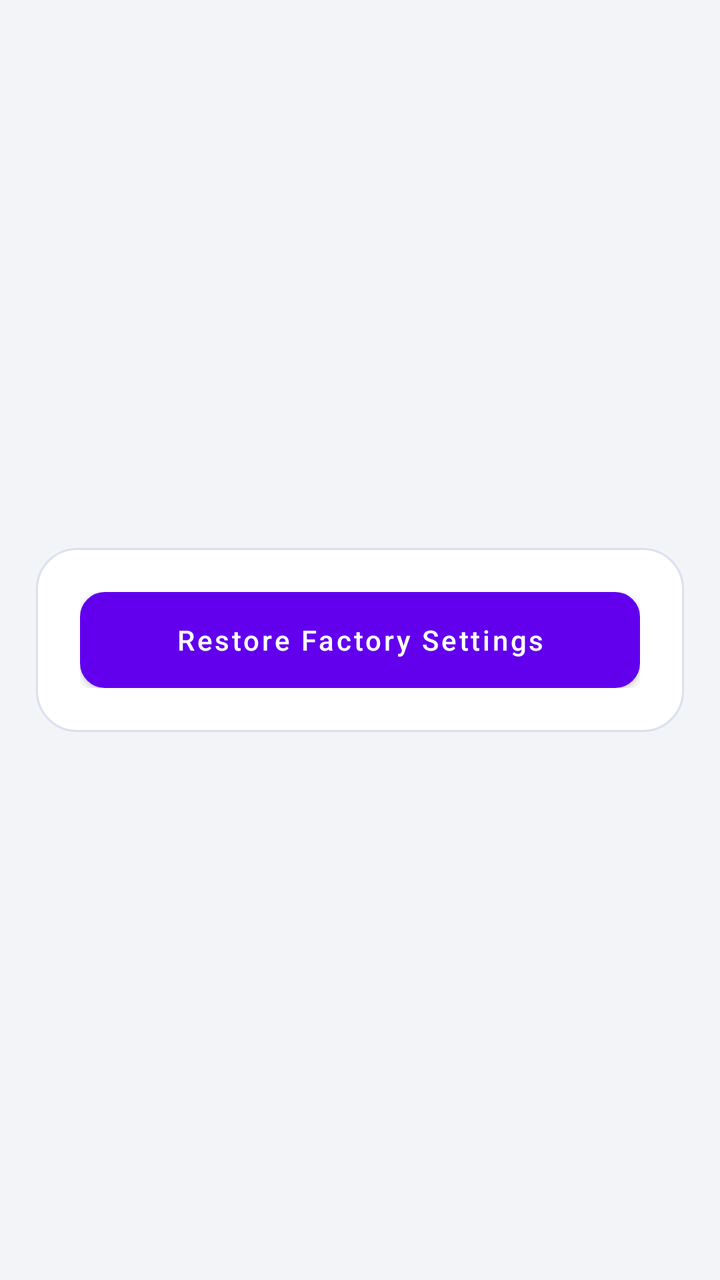
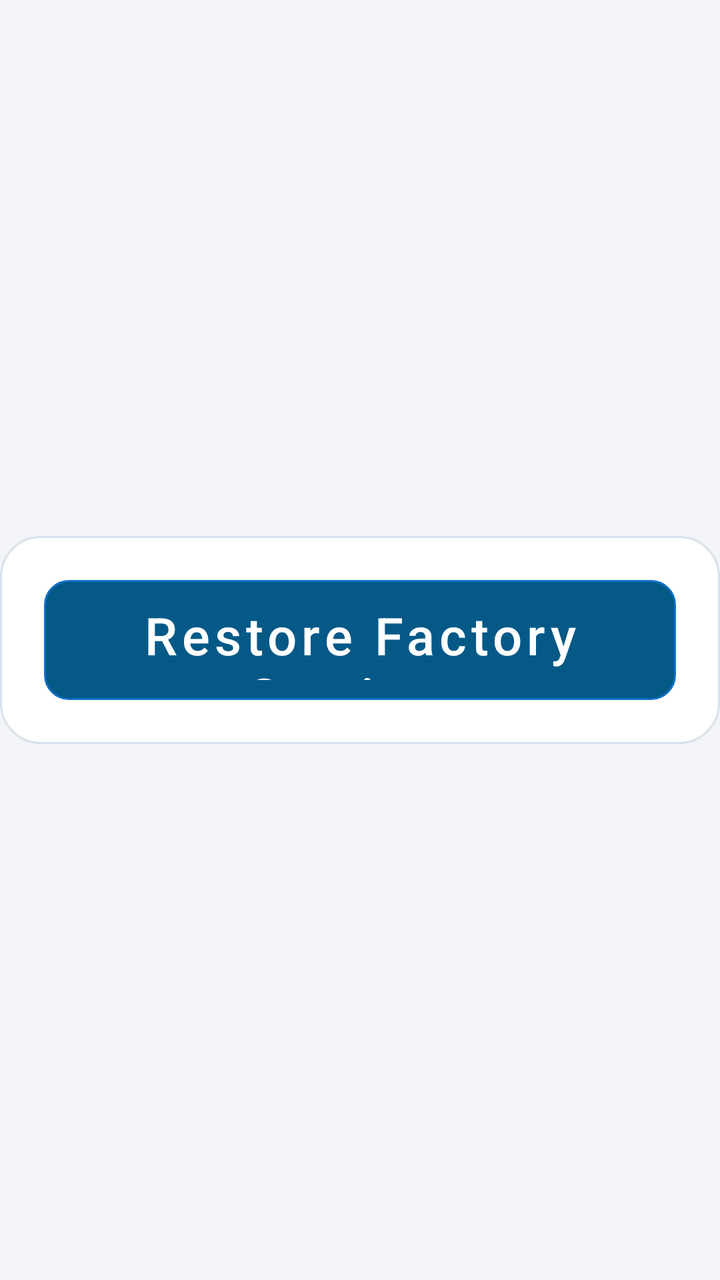

Screens rendered from an Android XML layout before and after an edit, with the pre-edit source and the edit as a unified diff.
<!-- AndroidManifest.xml: application theme Theme.AHD_Camera -->
<!-- res/layout/layout_factory_reset.xml -->
<?xml version="1.0" encoding="utf-8"?>
<LinearLayout xmlns:android="http://schemas.android.com/apk/res/android"
    android:layout_width="match_parent"
    android:layout_height="match_parent"
    android:gravity="center"
    android:orientation="vertical">

    <LinearLayout
        android:layout_width="wrap_content"
        android:layout_height="wrap_content"
        android:background="@drawable/bg_settings_card"
        android:padding="22dp">

        <Button
            android:id="@+id/btn_factory_reset"
            android:layout_width="wrap_content"
            android:layout_height="48dp"
            android:background="@drawable/bg_settings_button_selector"
            android:minWidth="280dp"
            android:text="@string/settings_factory_reset_action"
            android:textAllCaps="false"
            android:textColor="@color/white" />
    </LinearLayout>
</LinearLayout>
<!-- resources referenced by this layout -->
<resources>
  <color name="white">#FFFFFFFF</color>
  <!-- drawable bg_settings_button_selector (drawable) -->
  <?xml version="1.0" encoding="utf-8"?>
  <selector xmlns:android="http://schemas.android.com/apk/res/android">
      <item android:state_enabled="false">
          <shape>
              <solid android:color="@color/settings_button_disabled_fill" />
              <corners android:radius="12dp" />
              <stroke
                  android:width="1dp"
                  android:color="@color/settings_button_disabled_stroke" />
          </shape>
      </item>
      <item android:state_selected="true">
          <shape>
              <solid android:color="@color/settings_button_selected_fill" />
              <corners android:radius="12dp" />
              <stroke
                  android:width="3dp"
                  android:color="@color/settings_button_selected_stroke" />
          </shape>
      </item>
      <item android:state_pressed="true">
          <shape>
              <solid android:color="@color/settings_button_selected_fill" />
              <corners android:radius="12dp" />
              <stroke
                  android:width="3dp"
                  android:color="@color/settings_button_selected_stroke" />
          </shape>
      </item>
      <item>
          <shape>
              <solid android:color="@color/settings_button_default_fill" />
              <corners android:radius="12dp" />
              <stroke
                  android:width="1dp"
                  android:color="@color/settings_button_default_stroke" />
          </shape>
      </item>
  </selector>
  <!-- drawable bg_settings_card (drawable) -->
  <?xml version="1.0" encoding="utf-8"?>
  <shape xmlns:android="http://schemas.android.com/apk/res/android">
      <solid android:color="@color/settings_card_background" />
      <corners android:radius="20dp" />
      <stroke
          android:width="1dp"
          android:color="@color/settings_border" />
  </shape>
  <string name="settings_factory_reset_action">Restore Factory Settings</string>
  <color name="settings_button_disabled_fill">#AEB8C4</color>
  <color name="settings_button_disabled_stroke">#8A95A2</color>
  <color name="settings_button_selected_fill">#2C9BFF</color>
  <color name="settings_button_selected_stroke">#E6FFF1</color>
  <color name="settings_button_default_fill">#045987</color>
  <color name="settings_button_default_stroke">#0F71C3</color>
  <color name="settings_card_background">#FFFFFFFF</color>
  <color name="settings_border">#D9E1EC</color>
  <color name="purple_500">#FF6200EE</color>
  <color name="purple_700">#FF3700B3</color>
  <color name="teal_200">#FF03DAC5</color>
  <color name="teal_700">#FF018786</color>
  <color name="black">#FF000000</color>
  <color name="settings_page_background">#F2F4F8</color>
  <!-- unchanged entries left out for length: 1 -->
</resources>

<!-- the commit's change to res/layout/layout_factory_reset.xml (unified diff, before → after) -->
@@ -14,7 +14,8 @@
         <Button
             android:id="@+id/btn_factory_reset"
             android:layout_width="wrap_content"
-            android:layout_height="48dp"
+            android:layout_height="60dp"
+            style="@style/SettingsOptionButton.Large"
             android:background="@drawable/bg_settings_button_selector"
             android:minWidth="280dp"
             android:text="@string/settings_factory_reset_action"
<!-- resource entries referenced after the edit -->
@@ -4,6 +4,7 @@
   <!-- drawable bg_settings_button_selector (drawable) -->
   <?xml version="1.0" encoding="utf-8"?>
   <selector xmlns:android="http://schemas.android.com/apk/res/android">
+      
       <item android:state_enabled="false">
           <shape>
               <solid android:color="@color/settings_button_disabled_fill" />
@@ -13,24 +14,41 @@
                   android:color="@color/settings_button_disabled_stroke" />
           </shape>
       </item>
-      <item android:state_selected="true">
-          <shape>
-              <solid android:color="@color/settings_button_selected_fill" />
-              <corners android:radius="12dp" />
-              <stroke
-                  android:width="3dp"
-                  android:color="@color/settings_button_selected_stroke" />
-          </shape>
-      </item>
+  
+      
       <item android:state_pressed="true">
           <shape>
               <solid android:color="@color/settings_button_selected_fill" />
               <corners android:radius="12dp" />
               <stroke
-                  android:width="3dp"
-                  android:color="@color/settings_button_selected_stroke" />
+                  android:width="4dp"
+                  android:color="#FFFF00" />
           </shape>
       </item>
+  
+      
+      <item android:state_focused="true">
+          <shape>
+              <solid android:color="@color/settings_button_default_fill" />
+              <corners android:radius="12dp" />
+              <stroke
+                  android:width="4dp"
+                  android:color="#FFFF00" />
+          </shape>
+      </item>
+  
+      
+      <item android:state_selected="true">
+          <shape>
+              <solid android:color="@color/settings_button_default_fill" />
+              <corners android:radius="12dp" />
+              <stroke
+                  android:width="4dp"
+                  android:color="@color/settings_button_default_stroke" />
+          </shape>
+      </item>
+  
+      
       <item>
           <shape>
               <solid android:color="@color/settings_button_default_fill" />
@@ -51,14 +69,39 @@
           android:color="@color/settings_border" />
   </shape>
   <string name="settings_factory_reset_action">Restore Factory Settings</string>
+  <style name="SettingsOptionButton.Large" parent="SettingsOptionButton">
+          <item name="android:layout_width">260dp</item>
+          <item name="android:layout_height">76dp</item>
+          <item name="android:textSize">26sp</item>
+      </style>
   <color name="settings_button_disabled_fill">#AEB8C4</color>
   <color name="settings_button_disabled_stroke">#8A95A2</color>
   <color name="settings_button_selected_fill">#2C9BFF</color>
-  <color name="settings_button_selected_stroke">#E6FFF1</color>
   <color name="settings_button_default_fill">#045987</color>
   <color name="settings_button_default_stroke">#0F71C3</color>
   <color name="settings_card_background">#FFFFFFFF</color>
   <color name="settings_border">#D9E1EC</color>
+  <style name="SettingsOptionButton">
+          <item name="android:layout_width">170dp</item>
+          <item name="android:layout_height">48dp</item>
+  
+          <item name="android:background">@drawable/bg_settings_button_selector</item>
+  
+          
+          <item name="android:backgroundTint">@null</item>
+          <item name="backgroundTint">@null</item>
+  
+          
+          <item name="android:focusable">true</item>
+          <item name="android:clickable">true</item>
+  
+          <item name="android:textAllCaps">false</item>
+          <item name="android:textColor">@color/settings_button_text_selector</item>
+          <item name="android:textSize">20sp</item>
+  
+          
+          <item name="android:stateListAnimator">@null</item>
+      </style>
   <color name="purple_500">#FF6200EE</color>
   <color name="purple_700">#FF3700B3</color>
   <color name="teal_200">#FF03DAC5</color>
